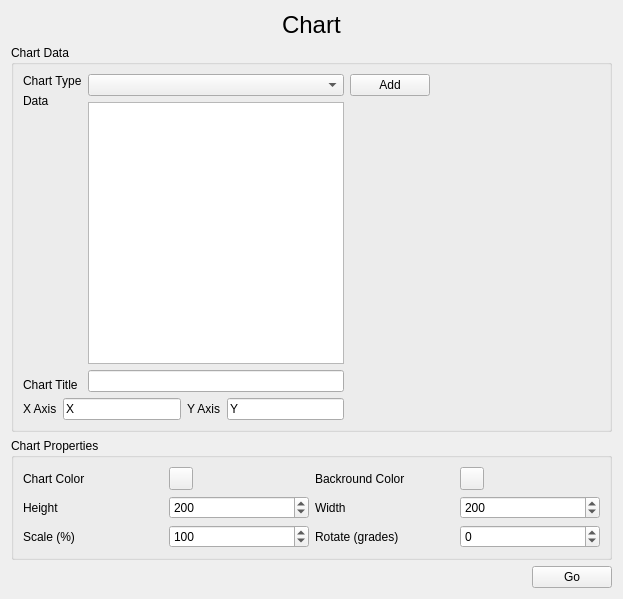
jose94752/ClipEdit, file sources/Forms/formcharts.ui: the form before one commit.
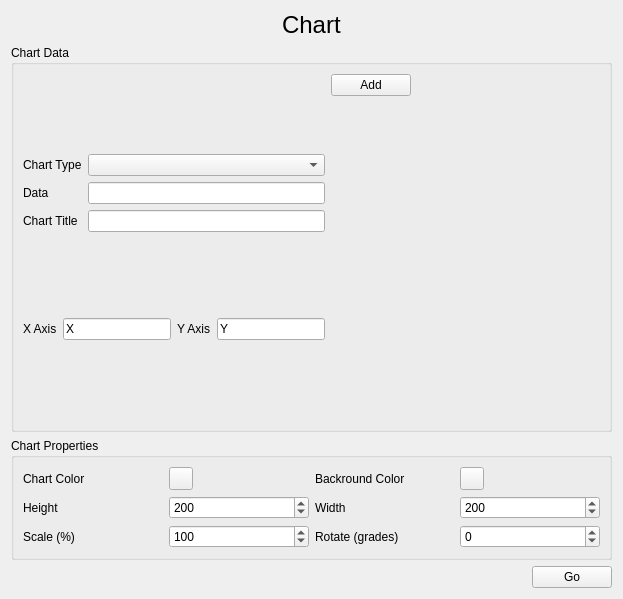
The form after the commit. Custom widgets are drawn as their Qt base class.

```diff
--- a/sources/Forms/formcharts.ui
+++ b/sources/Forms/formcharts.ui
@@ -86,19 +86,6 @@
                   </property>
                  </widget>
                 </item>
-                <item>
-                 <spacer name="verticalSpacer">
-                  <property name="orientation">
-                   <enum>Qt::Vertical</enum>
-                  </property>
-                  <property name="sizeHint" stdset="0">
-                   <size>
-                    <width>20</width>
-                    <height>40</height>
-                   </size>
-                  </property>
-                 </spacer>
-                </item>
                 <item>
                  <widget class="QLabel" name="label_3">
                   <property name="text">
@@ -114,7 +101,7 @@
                  <widget class="QComboBox" name="qChartType"/>
                 </item>
                 <item>
-                 <widget class="QTableView" name="qData"/>
+                 <widget class="QLineEdit" name="qData"/>
                 </item>
                 <item>
                  <widget class="QLineEdit" name="qTitle"/>
```
Left out of the diff: 1 changed line with no effect on the pictures.
